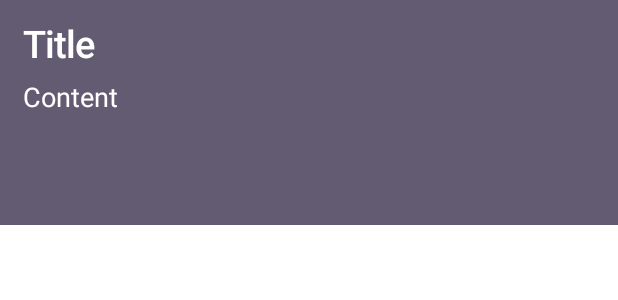
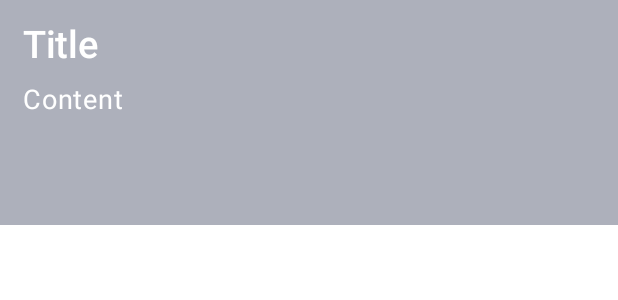
Before and after one commit to lqndo/todo, an Android app built with Jetpack Compose: the @Preview function PreviewCard, on a phone screen of 412 x 824 dp. Shown: the top 300 px of the screen. Run offline under Robolectric (Android 15) with nearby library versions, the phone set to English and light mode, and no system bars.

Commit message:
Add colour Scheme to ToDoApp

```diff
--- a/app/src/main/java/com/example/todo/components/ToDoCard.kt
+++ b/app/src/main/java/com/example/todo/components/ToDoCard.kt
@@ -19,6 +19,7 @@ import androidx.compose.material3.ExperimentalMaterial3Api
 import androidx.compose.material3.MaterialTheme
 import androidx.compose.ui.graphics.RectangleShape
 import androidx.compose.ui.unit.sp
+import com.example.todo.ui.theme.TodoTheme
 
 @OptIn(ExperimentalMaterial3Api::class)
 @Composable
@@ -44,14 +45,14 @@ fun ToDoCard(
                 maxLines = 1,
                 fontWeight = FontWeight.SemiBold,
                 fontSize = 25.sp,
-                color = Color.White
+                color = MaterialTheme.colorScheme.onSecondary
             )
             Spacer(modifier = Modifier.height(10.dp))
             Text(
                 text = content,
                 maxLines = 2,
                 fontSize = 18.sp,
-                color = Color.White
+                color = MaterialTheme.colorScheme.onSecondary
             )
         }
 
@@ -61,5 +62,7 @@ fun ToDoCard(
 @Preview(showSystemUi = true)
 @Composable
 fun PreviewCard() {
-    ToDoCard(title = "Title", content = "Content")
+    TodoTheme (darkTheme = false){
+        ToDoCard(title = "Title", content = "Content")
+    }
 }
```
Also changed, not shown: app/src/main/java/com/example/todo/screens/Note.kt (+4 -4 lines), app/src/main/java/com/example/todo/ui/theme/Color.kt (+9 -3 lines), app/src/main/java/com/example/todo/ui/theme/Theme.kt (+14 -8 lines).
